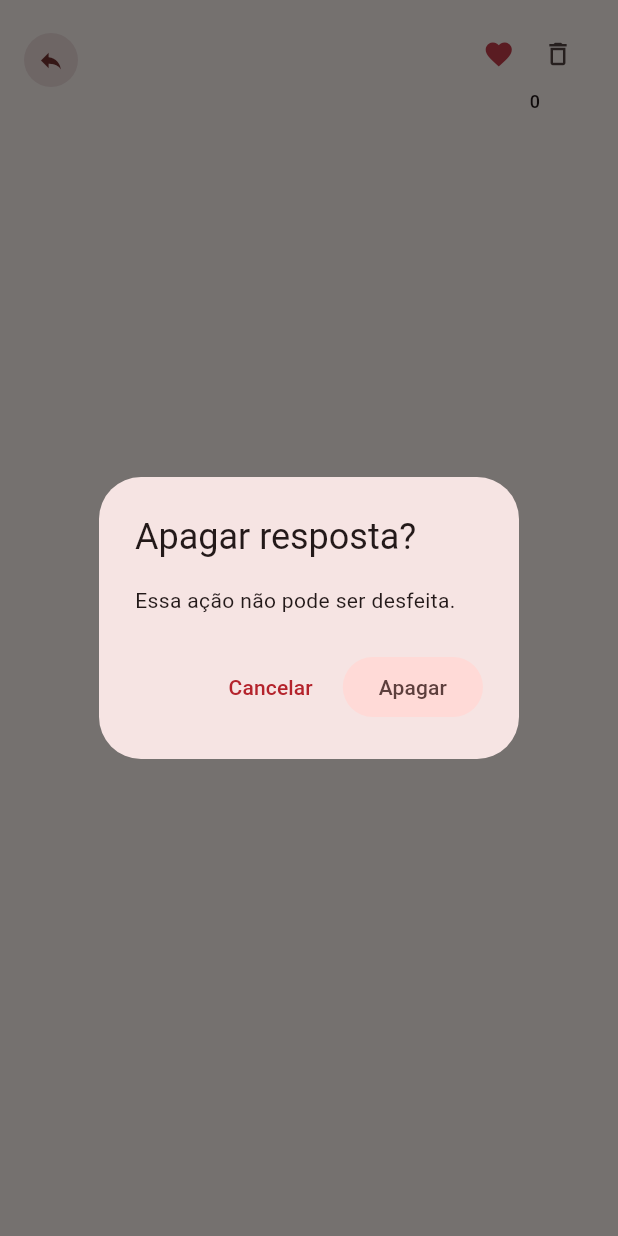
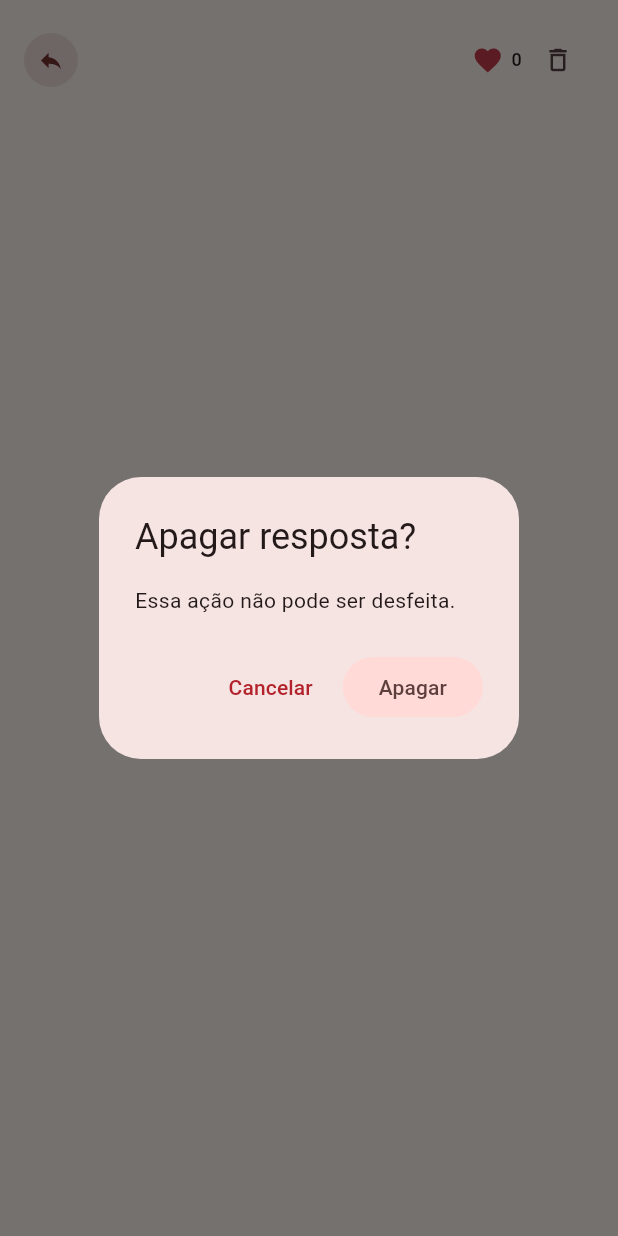
Before and after one commit to lirarafael-dev/Projeto-2-Trimestre, a Flutter app: the ResponseTile widget shown alone on an empty page, opened directly with empty values, after a tap on the "delete outline" icon, on a phone screen of 412 x 824 dp. Run offline on Flutter 3.47's test engine with Material 3 defaults, Android fonts, the phone set to English and light mode, and no system bars; our stand-ins replace cloud_firestore, firebase_auth, firebase_core, shared_preferences; accounts and stored records are empty.

Commit message:
Atualiza projeto Flutter e configuracao Firebase

```diff
--- a/lib/home.dart
+++ b/lib/home.dart
@@ -2,7 +2,6 @@ import 'package:flutter/material.dart';
 import 'package:cloud_firestore/cloud_firestore.dart';
 import 'package:firebase_auth/firebase_auth.dart';
 import 'package:shared_preferences/shared_preferences.dart';
-
 import 'authentication.dart';
 import 'login.dart';
 
@@ -15,6 +14,7 @@ class Home extends StatelessWidget {
   }
 }
 
+// Tela principal do ClassHub, com filtros e pesquisa que mudam durante o uso.
 class TopicsPage extends StatefulWidget {
   const TopicsPage({super.key});
 
@@ -23,15 +23,21 @@ class TopicsPage extends StatefulWidget {
 }
 
 class _TopicsPageState extends State<TopicsPage> {
+  // Cada documento desta coleção representa um tópico publicado no ClassHub.
   final _topics = FirebaseFirestore.instance.collection('topics');
   final _pesquisaController = TextEditingController();
+  // "Todas" mostra tópicos de qualquer categoria.
   String _categoria = 'Todas';
+  // Texto usado para procurar título, descrição e autor.
   String _termoBusca = '';
+  // Quando ativo, restringe a lista aos tópicos do usuário autenticado.
   bool _meusTopicos = false;
   bool _pesquisaAtiva = false;
 
+  // Categorias que podem ser usadas para organizar os tópicos.
   static const _categorias = ['Todas', 'Dúvidas', 'Estudos', 'Eventos', 'Avisos'];
 
+  // Busca os tópicos mais recentes primeiro.
   Query<Map<String, dynamic>> get _consulta {
     return _topics.orderBy('createdAt', descending: true);
   }
@@ -55,6 +61,7 @@ class _TopicsPageState extends State<TopicsPage> {
           ],
         ),
         actions: [
+          // Encerra a sessão local e no Firebase e retorna à tela de login.
           IconButton(
             tooltip: 'Sair',
             icon: const Icon(Icons.logout),
@@ -89,6 +96,7 @@ class _TopicsPageState extends State<TopicsPage> {
     );
   }
 
+  // Reúne filtros de categoria, tópicos do usuário e pesquisa.
   Widget _painelLateral() {
     return Material(
       color: const Color(0xFFFFF1EC),
@@ -130,6 +138,7 @@ class _TopicsPageState extends State<TopicsPage> {
     );
   }
 
+  // Seleciona a categoria ou os tópicos do usuário e atualiza a lista.
   void _selecionarFiltro(String categoria, bool meusTopicos) {
     setState(() {
       _categoria = categoria;
@@ -139,11 +148,13 @@ class _TopicsPageState extends State<TopicsPage> {
     if (MediaQuery.sizeOf(context).width < 800) Navigator.pop(context);
   }
 
+  // Mostra o campo de busca dos tópicos.
   void _abrirPesquisa() {
     setState(() => _pesquisaAtiva = true);
     if (MediaQuery.sizeOf(context).width < 800) Navigator.pop(context);
   }
 
+  // Atualiza a lista conforme os tópicos mudam e aplica os filtros escolhidos.
   Widget _listaTopicos() {
     return Column(
       children: [
@@ -153,6 +164,7 @@ class _TopicsPageState extends State<TopicsPage> {
             child: TextField(
               controller: _pesquisaController,
               autofocus: true,
+              // A pesquisa ignora diferenças entre maiúsculas e minúsculas.
               onChanged: (value) => setState(() => _termoBusca = value.trim().toLowerCase()),
               decoration: InputDecoration(
                 hintText: 'Buscar por título, descrição ou autor',
@@ -170,12 +182,14 @@ class _TopicsPageState extends State<TopicsPage> {
             ),
           ),
         Expanded(
+          // Mantém a lista sincronizada com novos tópicos e alterações no Firestore.
           child: StreamBuilder<QuerySnapshot<Map<String, dynamic>>>(
             stream: _consulta.snapshots(),
             builder: (context, snapshot) {
         if (snapshot.hasError) return const Center(child: Text('Não foi possível carregar os tópicos.'));
         if (!snapshot.hasData) return const Center(child: CircularProgressIndicator());
         final userId = FirebaseAuth.instance.currentUser?.uid;
+        // Combina localmente os filtros de categoria, autoria e texto pesquisado.
         final docs = snapshot.data!.docs.where((doc) {
           final data = doc.data();
           final categoria = (data['category'] ?? '').toString().trim().toLowerCase();
@@ -198,6 +212,7 @@ class _TopicsPageState extends State<TopicsPage> {
     );
   }
 
+  // Permite publicar um tópico com título, descrição e categoria.
   Future<void> _novoTopico() async {
     final titulo = TextEditingController();
     final descricao = TextEditingController();
@@ -221,6 +236,7 @@ class _TopicsPageState extends State<TopicsPage> {
     );
     if (enviar != true || titulo.text.trim().isEmpty || descricao.text.trim().isEmpty) return;
     final user = FirebaseAuth.instance.currentUser!;
+    // Registra o conteúdo e a autoria para que o tópico apareça na lista do ClassHub.
     await _topics.add({
       'title': titulo.text.trim(),
       'description': descricao.text.trim(),
@@ -232,6 +248,7 @@ class _TopicsPageState extends State<TopicsPage> {
   }
 }
 
+// Cartão expansível que mostra os dados do tópico, respostas e ações relacionadas.
 class TopicCard extends StatelessWidget {
   final QueryDocumentSnapshot<Map<String, dynamic>> topic;
 
@@ -240,6 +257,7 @@ class TopicCard extends StatelessWidget {
   @override
   Widget build(BuildContext context) {
     final data = topic.data();
+    // Só o autor do tópico vê o botão que permite apagá-lo.
     final isAuthor = data['authorId'] == FirebaseAuth.instance.currentUser?.uid;
     final responses = FirebaseFirestore.instance
       .collection('topics')
@@ -274,9 +292,11 @@ class TopicCard extends StatelessWidget {
             child: Align(alignment: Alignment.centerLeft, child: Text(data['description'] ?? '')),
           ),
           StreamBuilder<QuerySnapshot<Map<String, dynamic>>>(
+            // Mantém as respostas sincronizadas enquanto o tópico está aberto.
             stream: responses.snapshots(),
             builder: (context, snapshot) {
               final docs = [...(snapshot.data?.docs ?? [])];
+              // Ordena por votos; em caso de empate, mantém primeiro a resposta mais recente.
               docs.sort((a, b) {
                 final votosA = (a.data()['votesCount'] as num?)?.toInt() ?? 0;
                 final votosB = (b.data()['votesCount'] as num?)?.toInt() ?? 0;
@@ -285,6 +305,7 @@ class TopicCard extends StatelessWidget {
                 final dataB = b.data()['createdAt'] as Timestamp?;
                 return (dataB?.compareTo(dataA ?? Timestamp(0, 0)) ?? 0);
               });
+              // O autor do tópico não pode responder ao próprio tópico.
               return Column(
                 children: [
                   if (docs.isNotEmpty)
@@ -303,6 +324,7 @@ class TopicCard extends StatelessWidget {
     );
   }
 
+  // Confirma a exclusão e remove respostas, votos e tópico em lotes do Firestore.
   Future<void> _apagarTopico(BuildContext context) async {
     final confirmar = await showDialog<bool>(
       context: context,
@@ -317,6 +339,7 @@ class TopicCard extends StatelessWidget {
     );
     if (confirmar != true) return;
 
+    // Coleta os documentos dependentes para apagá-los junto com o tópico.
     try {
       final respostas = await topic.reference.collection('responses').get();
       final referencias = <DocumentReference<Map<String, dynamic>>>[];
@@ -344,6 +367,7 @@ class TopicCard extends StatelessWidget {
   }
 }
 
+// Linha de uma resposta, com identificação do autor, votos e ações disponíveis.
 class ResponseTile extends StatelessWidget {
   final QueryDocumentSnapshot<Map<String, dynamic>> response;
 
@@ -369,10 +393,7 @@ class ResponseTile extends StatelessWidget {
           ),
           title: Text(data['text'] ?? ''),
           subtitle: Text(data['authorEmail'] ?? 'Usuário'),
-          trailing: Column(
-            mainAxisAlignment: MainAxisAlignment.center,
-            children: [
-              Row(
+          trailing: Row(
             mainAxisSize: MainAxisSize.min,
             children: [
               InkWell(
@@ -387,15 +408,15 @@ class ResponseTile extends StatelessWidget {
                   ),
                 ),
               ),
+              Text('$votes', style: Theme.of(context).textTheme.labelMedium),
               if (data['authorId'] == userId)
                 IconButton(
                   tooltip: 'Apagar resposta',
                   icon: const Icon(Icons.delete_outline, size: 20),
+                  padding: EdgeInsets.zero,
+                  constraints: const BoxConstraints.tightFor(width: 40, height: 40),
                   onPressed: () => _apagarResposta(context, response.reference),
                 ),
-                ],
-              ),
-              Text('$votes', style: Theme.of(context).textTheme.labelMedium),
             ],
           ),
         );
@@ -403,6 +424,7 @@ class ResponseTile extends StatelessWidget {
     );
   }
 
+  // Alterna o voto em uma transação para manter o documento de voto e o contador coerentes.
   Future<void> _alternarVoto(
     BuildContext context,
     DocumentReference<Map<String, dynamic>> response,
@@ -429,6 +451,7 @@ class ResponseTile extends StatelessWidget {
     }
   }
 
+  // Confirma a exclusão da resposta e remove também os documentos de votos associados.
   Future<void> _apagarResposta(
     BuildContext context,
     DocumentReference<Map<String, dynamic>> response,
@@ -462,11 +485,13 @@ class ResponseTile extends StatelessWidget {
   }
 }
 
+
 class ResponseButton extends StatelessWidget {
   final String topicId;
 
   const ResponseButton({super.key, required this.topicId});
 
+  // Recolhe o texto da resposta, valida as regras e grava o documento no Firestore.
   Future<void> _responder(BuildContext context) async {
     final controller = TextEditingController();
     final texto = await showDialog<String>(
@@ -485,8 +510,10 @@ class ResponseButton extends StatelessWidget {
         ],
       ),
     );
+    // Impede resposta vazia ou o envio após cancelar o diálogo.
     if (texto == null || texto.isEmpty) return;
 
+    // O autor do tópico não pode responder ao próprio tópico.
     final user = FirebaseAuth.instance.currentUser!;
     final topico = await FirebaseFirestore.instance.collection('topics').doc(topicId).get();
     if (topico.data()?['authorId'] == user.uid) {
@@ -496,6 +523,7 @@ class ResponseButton extends StatelessWidget {
       );
       return;
     }
+    // Usa o ID do usuário como ID do documento para limitar a uma resposta por tópico.
     final resposta = FirebaseFirestore.instance
         .collection('topics')
         .doc(topicId)
@@ -503,6 +531,7 @@ class ResponseButton extends StatelessWidget {
         .doc(user.uid);
 
     try {
+      // A transação verifica se já existe uma resposta antes de criar uma nova.
       await FirebaseFirestore.instance.runTransaction((transaction) async {
         final existente = await transaction.get(resposta);
         if (existente.exists) throw StateError('Você já respondeu a este tópico.');
```
Also changed, not shown: firebase.json, 2 other files. Lines whose indentation alone changed are shown as unchanged.
